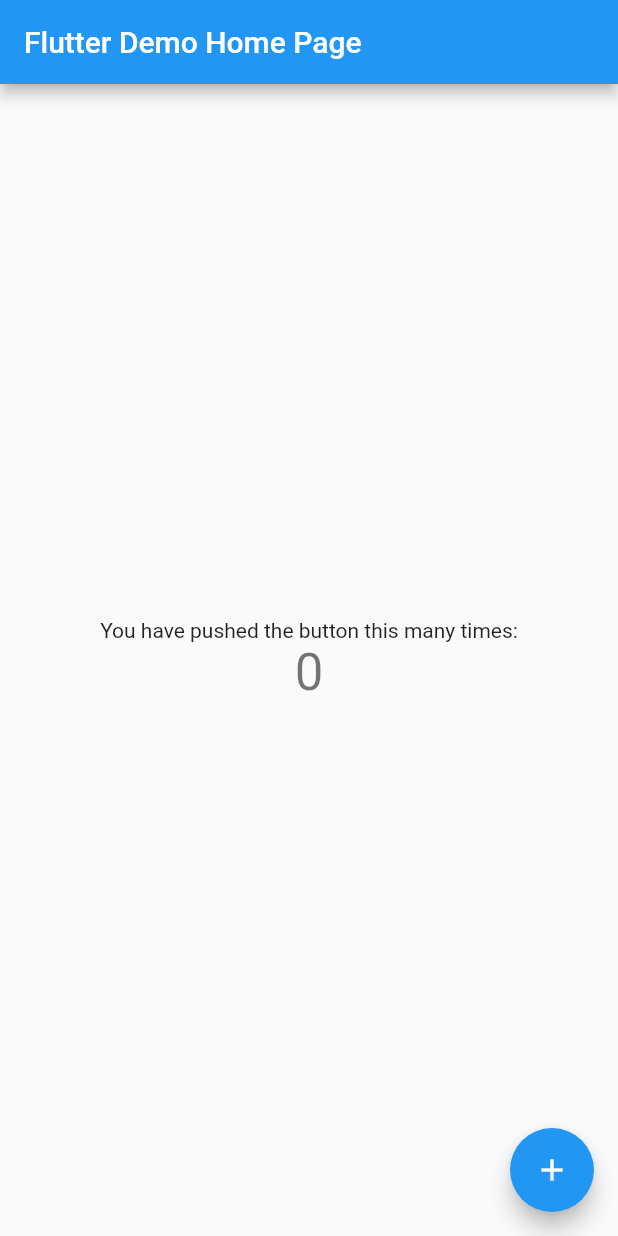
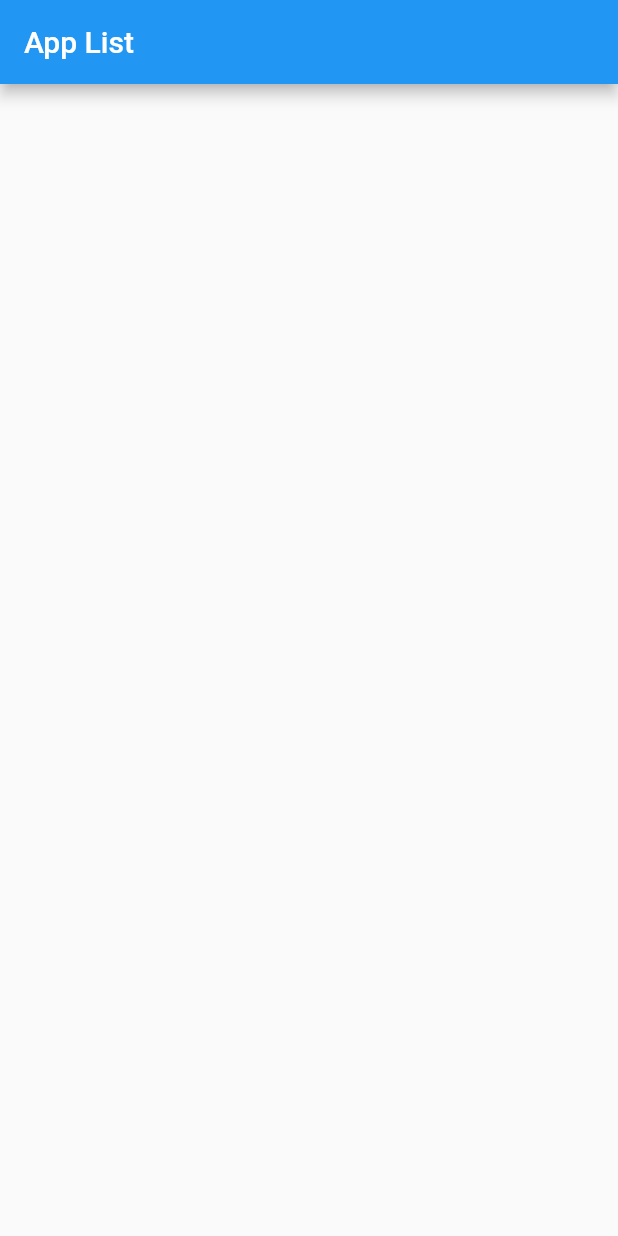
Before and after one commit to wjprogramer/flutter_navigator_1, a Flutter app: the screen it shows after launch, on a phone screen of 412 x 824 dp. Run offline on Flutter 3.47's test engine with Material 2 defaults, Android fonts, the phone set to English and light mode, and no system bars.

Commit message:
prepare basic widgets

```diff
--- a/lib/main.dart
+++ b/lib/main.dart
@@ -1,113 +1,6 @@
 import 'package:flutter/material.dart';
+import 'package:flutter_navigator_1/root_app/root_app.dart';
 
 void main() {
-  runApp(MyApp());
+  runApp(RootApp());
 }
-
-class MyApp extends StatelessWidget {
-  // This widget is the root of your application.
-  @override
-  Widget build(BuildContext context) {
-    return MaterialApp(
-      title: 'Flutter Demo',
-      theme: ThemeData(
-        // This is the theme of your application.
-        //
-        // Try running your application with "flutter run". You'll see the
-        // application has a blue toolbar. Then, without quitting the app, try
-        // changing the primarySwatch below to Colors.green and then invoke
-        // "hot reload" (press "r" in the console where you ran "flutter run",
-        // or simply save your changes to "hot reload" in a Flutter IDE).
-        // Notice that the counter didn't reset back to zero; the application
-        // is not restarted.
-        primarySwatch: Colors.blue,
-      ),
-      home: MyHomePage(title: 'Flutter Demo Home Page'),
-    );
-  }
-}
-
-class MyHomePage extends StatefulWidget {
-  MyHomePage({Key key, this.title}) : super(key: key);
-
-  // This widget is the home page of your application. It is stateful, meaning
-  // that it has a State object (defined below) that contains fields that affect
-  // how it looks.
-
-  // This class is the configuration for the state. It holds the values (in this
-  // case the title) provided by the parent (in this case the App widget) and
-  // used by the build method of the State. Fields in a Widget subclass are
-  // always marked "final".
-
-  final String title;
-
-  @override
-  _MyHomePageState createState() => _MyHomePageState();
-}
-
-class _MyHomePageState extends State<MyHomePage> {
-  int _counter = 0;
-
-  void _incrementCounter() {
-    setState(() {
-      // This call to setState tells the Flutter framework that something has
-      // changed in this State, which causes it to rerun the build method below
-      // so that the display can reflect the updated values. If we changed
-      // _counter without calling setState(), then the build method would not be
-      // called again, and so nothing would appear to happen.
-      _counter++;
-    });
-  }
-
-  @override
-  Widget build(BuildContext context) {
-    // This method is rerun every time setState is called, for instance as done
-    // by the _incrementCounter method above.
-    //
-    // The Flutter framework has been optimized to make rerunning build methods
-    // fast, so that you can just rebuild anything that needs updating rather
-    // than having to individually change instances of widgets.
-    return Scaffold(
-      appBar: AppBar(
-        // Here we take the value from the MyHomePage object that was created by
-        // the App.build method, and use it to set our appbar title.
-        title: Text(widget.title),
-      ),
-      body: Center(
-        // Center is a layout widget. It takes a single child and positions it
-        // in the middle of the parent.
-        child: Column(
-          // Column is also a layout widget. It takes a list of children and
-          // arranges them vertically. By default, it sizes itself to fit its
-          // children horizontally, and tries to be as tall as its parent.
-          //
-          // Invoke "debug painting" (press "p" in the console, choose the
-          // "Toggle Debug Paint" action from the Flutter Inspector in Android
-          // Studio, or the "Toggle Debug Paint" command in Visual Studio Code)
-          // to see the wireframe for each widget.
-          //
-          // Column has various properties to control how it sizes itself and
-          // how it positions its children. Here we use mainAxisAlignment to
-          // center the children vertically; the main axis here is the vertical
-          // axis because Columns are vertical (the cross axis would be
-          // horizontal).
-          mainAxisAlignment: MainAxisAlignment.center,
-          children: <Widget>[
-            Text(
-              'You have pushed the button this many times:',
-            ),
-            Text(
-              '$_counter',
-              style: Theme.of(context).textTheme.headline4,
-            ),
-          ],
-        ),
-      ),
-      floatingActionButton: FloatingActionButton(
-        onPressed: _incrementCounter,
-        tooltip: 'Increment',
-        child: Icon(Icons.add),
-      ), // This trailing comma makes auto-formatting nicer for build methods.
-    );
-  }
-}
--- /dev/null
+++ b/lib/root_app/root_app.dart
@@ -0,0 +1,15 @@
+import 'package:flutter/material.dart';
+import 'package:flutter_navigator_1/root_app/screens/app_list_screen.dart';
+
+class RootApp extends StatelessWidget {
+  @override
+  Widget build(BuildContext context) {
+    return MaterialApp(
+      title: 'Flutter Demo',
+      theme: ThemeData(
+        primarySwatch: Colors.blue,
+      ),
+      home: AppListScreen(),
+    );
+  }
+}
--- /dev/null
+++ b/lib/root_app/screens/app_list_screen.dart
@@ -0,0 +1,18 @@
+import 'package:flutter/material.dart';
+import 'package:flutter_navigator_1/shared/components/common.dart';
+
+class AppListScreen extends StatelessWidget {
+  @override
+  Widget build(BuildContext context) {
+    return Scaffold(
+      appBar: AppBar(
+        title: Text('App List'),
+      ),
+      body: MyListView(
+        children: [
+
+        ],
+      ),
+    );
+  }
+}
--- /dev/null
+++ b/lib/shared/components/common.dart
@@ -0,0 +1,56 @@
+import 'package:flutter/material.dart';
+
+class MyListView extends StatelessWidget {
+  final List<Widget> children;
+  final ScrollController? controller;
+
+  const MyListView({
+    this.children = const <Widget>[],
+    this.controller,
+  });
+
+  @override
+  Widget build(BuildContext context) {
+    return ListView(
+      padding: const EdgeInsets.symmetric(horizontal: 16),
+      controller: controller,
+      children: children,
+    );
+  }
+}
+
+class MyButton extends StatelessWidget {
+  final Function? onPressed;
+  final Widget? app;
+  final Widget? page;
+  final Widget? child;
+  final String? text;
+
+  const MyButton({
+    this.onPressed,
+    this.app,
+    this.page,
+    this.child,
+    this.text,
+  });
+
+  @override
+  Widget build(BuildContext context) {
+    return ElevatedButton(
+      onPressed: () {
+        if (onPressed != null) {
+          onPressed!.call();
+        }
+        if (page != null) {
+          Navigator.of(context).push(
+            MaterialPageRoute(builder: (_) => page!),
+          );
+        }
+        if (app != null) {
+          runApp(app!);
+        }
+      },
+      child: child ?? Text(text ?? '')
+    );
+  }
+}
--- a/pubspec.yaml
+++ b/pubspec.yaml
@@ -18,7 +18,7 @@ publish_to: 'none' # Remove this line if you wish to publish to pub.dev
 version: 1.0.0+1
 
 environment:
-  sdk: ">=2.7.0 <3.0.0"
+  sdk: ">=2.12.0 <3.0.0"
 
 dependencies:
   flutter:
@@ -27,7 +27,7 @@ dependencies:
 
   # The following adds the Cupertino Icons font to your application.
   # Use with the CupertinoIcons class for iOS style icons.
-  cupertino_icons: ^1.0.2
+  cupertino_icons: ^1.0.3
 
 dev_dependencies:
   flutter_test:
```
Also changed, not shown: 1 other file.
